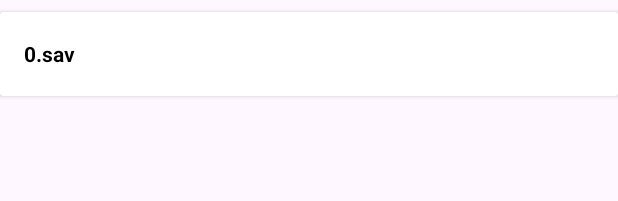
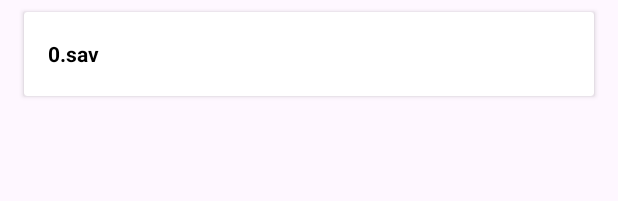
Before and after one commit to aprz512/sgz-gd-save-editor, an Android app: the layout item_editor_list.xml on its own in the app's theme, with its tools: preview values and no code run, on a phone screen of 412 x 824 dp. Shown: the top 201 px of the screen. Run offline under Robolectric (Android 15) with nearby library versions, the phone set to English and light mode, and no system bars.

Commit message:
修复列表间距

```diff
--- a/GDSaveEditor/app/src/main/res/layout/item_editor_list.xml
+++ b/GDSaveEditor/app/src/main/res/layout/item_editor_list.xml
@@ -4,7 +4,9 @@
     xmlns:tools="http://schemas.android.com/tools"
     android:layout_width="match_parent"
     android:layout_height="56dp"
+    android:layout_marginStart="16dp"
     android:layout_marginTop="8dp"
+    android:layout_marginEnd="16dp"
     android:layout_marginBottom="8dp">
 
     <TextView
```
